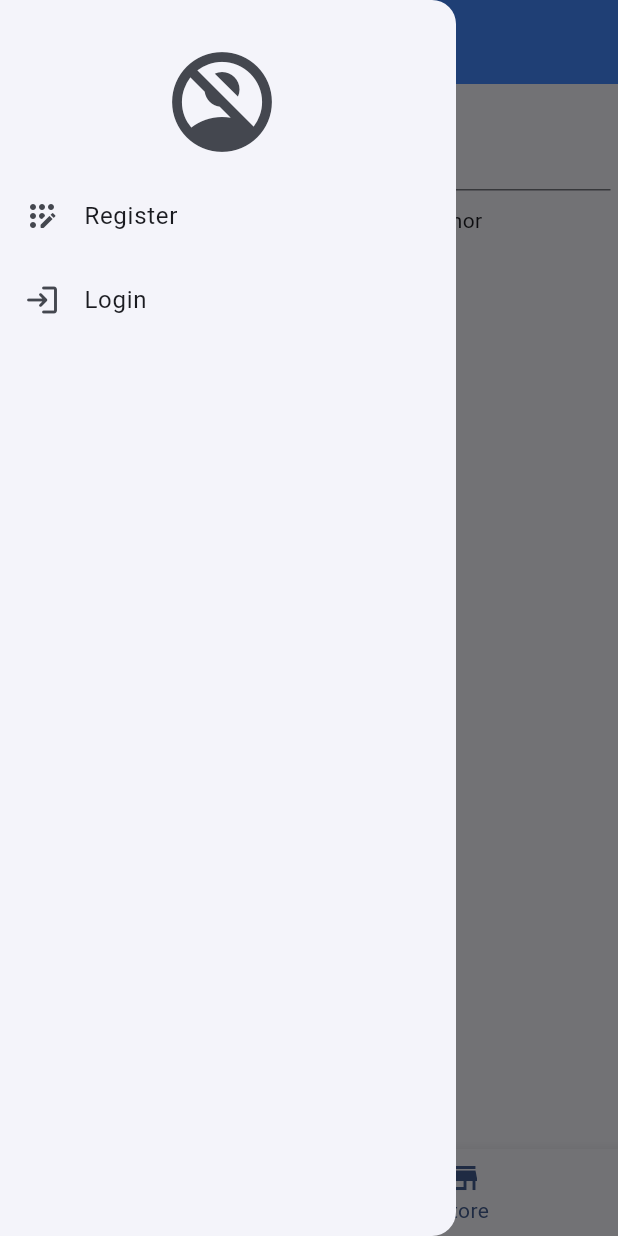
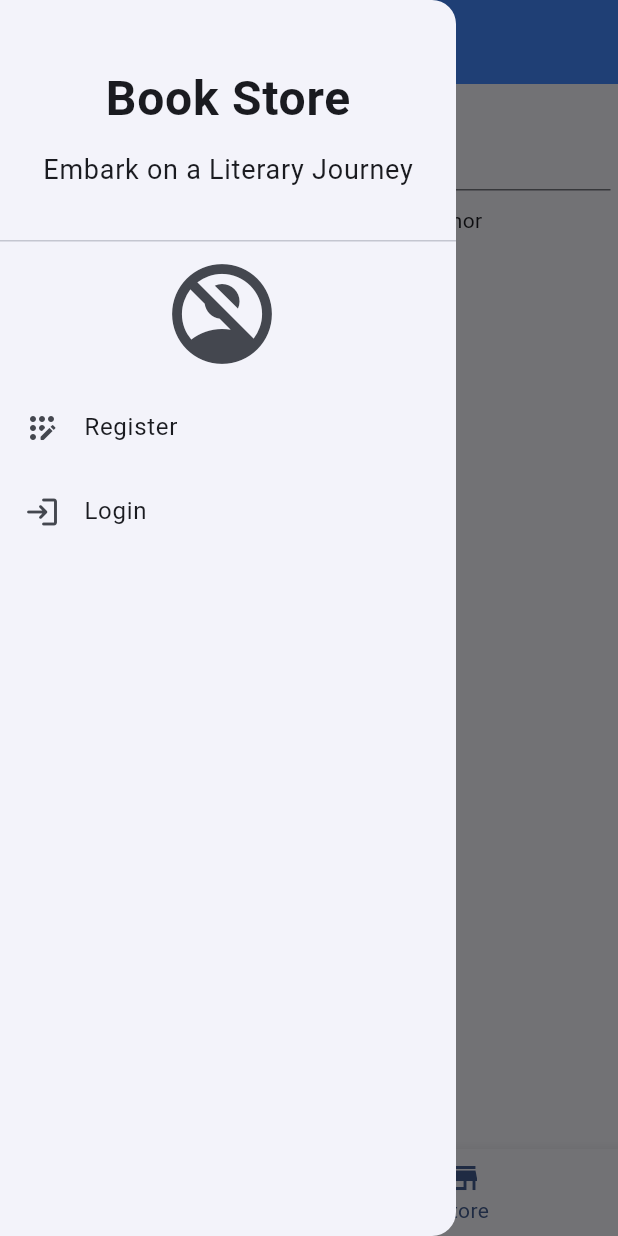
Before and after one commit to miljanv99/book_store_flutter, a Flutter app: the screen it shows after launch, item 2 of the bottom bar chosen, with the side drawer open, on a phone screen of 412 x 824 dp. Run offline on Flutter 3.47's test engine with Material 2 defaults, Android fonts, the phone set to English and light mode, and no system bars; our stand-ins replace flutter_rating_bar; network calls fail; Roboto replaces fonts that are missing (OpenSans, Pacifico).

Commit message:
modify drawer

```diff
--- a/client/lib/main.dart
+++ b/client/lib/main.dart
@@ -4,7 +4,7 @@ import 'package:book_store_flutter/screens/home.dart';
 import 'package:book_store_flutter/screens/purchaseHistory.dart';
 import 'package:book_store_flutter/screens/store.dart';
 import 'package:book_store_flutter/widgets/cart/cart.widget.dart';
-import 'package:book_store_flutter/widgets/drawer.widget.dart';
+import 'package:book_store_flutter/widgets/drawer/drawer.widget.dart';
 import 'package:flutter/material.dart';
 import 'package:provider/provider.dart';
 
--- a/client/lib/widgets/drawer.widget.dart
+++ /dev/null
@@ -1,151 +0,0 @@
-import 'dart:async';
-import 'package:book_store_flutter/models/user.model.dart';
-import 'package:book_store_flutter/screens/cart.dart';
-import 'package:book_store_flutter/screens/login.dart';
-import 'package:book_store_flutter/screens/profile.dart';
-import 'package:book_store_flutter/screens/register.dart';
-import 'package:book_store_flutter/widgets/cart/cartBadgeCounter.widget.dart';
-import 'package:book_store_flutter/widgets/snackBar.widget.dart';
-import 'package:flutter/material.dart';
-import 'package:provider/provider.dart';
-import '../providers/authentication.provider.dart';
-import '../providers/screenProvider.dart';
-
-class DrawerWidget extends StatefulWidget {
-  final AuthorizationProvider authorizationProvider;
-  const DrawerWidget({Key? key, required this.authorizationProvider})
-      : super(key: key);
-
-  @override
-  _DrawerWidgetState createState() => _DrawerWidgetState();
-}
-
-class _DrawerWidgetState extends State<DrawerWidget> {
-  Future<User>? userProfile;
-
-  @override
-  Widget build(BuildContext context) {
-    final screenProvider = Provider.of<ScreenProvider>(context, listen: false);
-
-    return Drawer(
-        surfaceTintColor: Colors.white,
-        child: Container(
-          padding: const EdgeInsets.only(top: 20),
-          child: ListView(children: [
-            Consumer2<AuthorizationProvider, BookDetailsScreensProvider>(
-              builder: (context, authNotifier, bookDetailsProvider, child) {
-                if (authNotifier.authenticated) {
-                  String username = authNotifier.username;
-                  userProfile = authNotifier.updateProfile(username);
-                  return FutureBuilder<User>(
-                    future: userProfile,
-                    builder: (context, AsyncSnapshot<User> snapshot) {
-                      if (snapshot.connectionState == ConnectionState.waiting) {
-                        return const LinearProgressIndicator();
-                      } else if (snapshot.hasError) {
-                        return Text('Error: ${snapshot.error}');
-                      } else {
-                        User user = snapshot.data!;
-                        print('FAVORITE BOOKS: ${user.favoriteBooks}');
-                        return UserAccountsDrawerHeader(
-                          accountName: Text('${user.username}'),
-                          accountEmail: Text('${user.email}'),
-                          currentAccountPicture: CircleAvatar(
-                              backgroundImage: NetworkImage('${user.avatar}')),
-                          onDetailsPressed: () async {
-                            await Navigator.push(
-                                context,
-                                MaterialPageRoute(
-                                  builder: (context) => Profile(
-                                    userProfileData: user,
-                                    authNotifier: authNotifier,
-                                    bookDetailsScreensProvider:
-                                        bookDetailsProvider,
-                                  ),
-                                ));
-
-                            setState(() {
-                              authNotifier.updateProfile(username);
-                            });
-                          },
-                        );
-                      }
-                    },
-                  );
-                } else {
-                  return const ListTile(
-                      title: Icon(Icons.no_accounts, size: 80));
-                }
-              },
-            ),
-            Consumer<AuthorizationProvider>(
-              builder: (context, authNotifier, child) {
-                if (!authNotifier.authenticated) {
-                  return Column(
-                    children: [
-                      ListTile(
-                        leading: const Icon(Icons.app_registration_rounded),
-                        title: const Text('Register'),
-                        onTap: () {
-                          // Handle navigation to Settings screen
-                          Navigator.push(
-                              context,
-                              MaterialPageRoute(
-                                builder: (context) =>
-                                    Register(authNotifier: authNotifier),
-                              ));
-                        },
-                      ),
-                      ListTile(
-                        leading: const Icon(Icons.login_rounded),
-                        title: const Text('Login'),
-                        onTap: () {
-                          Navigator.push(
-                            context,
-                            MaterialPageRoute(
-                              builder: (context) =>
-                                  Login(authNotifier: authNotifier),
-                            ),
-                          );
-                        },
-                      )
-                    ],
-                  );
-                } else {
-                  return Column(
-                    children: [
-                      ListTile(
-                        leading: const Icon(Icons.shopping_basket),
-                        title: const Text('Cart'),
-                        trailing: CartBadgeCounterWidget(authorizationProvider: widget.authorizationProvider),
-                        onTap: () {
-                          // Handle navigation to Cart screen
-                          Navigator.push(
-                              context,
-                              MaterialPageRoute(
-                                builder: (context) => CartScreen(
-                                    authorizationProvider:
-                                        widget.authorizationProvider),
-                              ));
-                        },
-                      ),
-                      ListTile(
-                        leading: const Icon(Icons.login_rounded),
-                        title: const Text('Logout'),
-                        onTap: () {
-                          authNotifier.signOut();
-                          screenProvider.selectFirstScreen();
-                          Navigator.pop(context);
-                          SnackBarNotification.show(context,
-                              'You successfully logged out', Colors.green);
-                        },
-                      ),
-                    ],
-                  );
-                }
-              },
-            ),
-          ]),
-        ));
-  }
-}
--- /dev/null
+++ b/client/lib/widgets/drawer/drawer.widget.dart
@@ -0,0 +1,54 @@
+import 'dart:async';
+import 'package:book_store_flutter/models/user.model.dart';
+import 'package:book_store_flutter/widgets/drawer/drawerItems.widget.dart';
+import 'package:flutter/material.dart';
+import '../../providers/authentication.provider.dart';
+
+class DrawerWidget extends StatefulWidget {
+  final AuthorizationProvider authorizationProvider;
+  const DrawerWidget({Key? key, required this.authorizationProvider})
+      : super(key: key);
+
+  @override
+  _DrawerWidgetState createState() => _DrawerWidgetState();
+}
+
+class _DrawerWidgetState extends State<DrawerWidget> {
+  Future<User>? userProfile;
+
+  @override
+  Widget build(BuildContext context) {
+    return Drawer(
+      child: ListView(children: [
+        const DrawerHeader(
+          margin: null,
+          child: Column(
+            crossAxisAlignment: CrossAxisAlignment.center,
+            mainAxisAlignment: MainAxisAlignment.center,
+            children: [
+              Text(
+                'Book Store', // Updated title
+                style: TextStyle(
+                  fontSize: 32, // Increased font size
+                  fontWeight: FontWeight.bold,
+                  fontFamily: 'Pacifico', // Changed font to Pacifico
+                ),
+              ),
+              SizedBox(height: 10),
+              Text(
+                'Embark on a Literary Journey', // Updated subtitle
+                style: TextStyle(
+                  fontSize: 18, // Increased font size
+                  fontFamily: 'OpenSans', // Changed font to OpenSans
+                ),
+              ),
+            ],
+          ),
+        ),
+        DrawerItemsWidget(
+            authorizationProvider: widget.authorizationProvider,
+            userProfile: userProfile)
+      ]),
+    );
+  }
+}
--- /dev/null
+++ b/client/lib/widgets/drawer/drawerItems.widget.dart
@@ -0,0 +1,142 @@
+import 'package:book_store_flutter/models/user.model.dart';
+import 'package:book_store_flutter/widgets/snackBar.widget.dart';
+import 'package:flutter/material.dart';
+import 'package:provider/provider.dart';
+import '../../providers/authentication.provider.dart';
+import '../../providers/screenProvider.dart';
+import '../../screens/cart.dart';
+import '../../screens/login.dart';
+import '../../screens/profile.dart';
+import '../../screens/register.dart';
+import '../avatar.widget.dart';
+import '../cart/cartBadgeCounter.widget.dart';
+
+class DrawerItemsWidget extends StatefulWidget {
+  final AuthorizationProvider authorizationProvider;
+  Future<User>? userProfile;
+  DrawerItemsWidget(
+      {Key? key, required this.authorizationProvider, this.userProfile})
+      : super(key: key);
+
+  @override
+  _DrawerItemsWidgetState createState() => _DrawerItemsWidgetState();
+}
+
+class _DrawerItemsWidgetState extends State<DrawerItemsWidget> {
+  @override
+  Widget build(BuildContext context) {
+    final screenProvider = Provider.of<ScreenProvider>(context, listen: false);
+    return Consumer2<AuthorizationProvider, BookDetailsScreensProvider>(
+      builder: (context, authNotifier, bookDetailsProvider, child) {
+        if (authNotifier.authenticated) {
+          String username = authNotifier.username;
+          widget.userProfile =
+              widget.authorizationProvider.updateProfile(username);
+          return Column(
+            children: [
+              FutureBuilder<User>(
+                future: widget.userProfile,
+                builder: (context, AsyncSnapshot<User> snapshot) {
+                  if (snapshot.connectionState == ConnectionState.waiting) {
+                    return const LinearProgressIndicator();
+                  } else if (snapshot.hasError) {
+                    return Text('Error: ${snapshot.error}');
+                  } else {
+                    User user = snapshot.data!;
+                    print('FAVORITE BOOKS: ${user.favoriteBooks}');
+                    return UserAccountsDrawerHeader(
+                      margin: null,
+                      arrowColor: Colors.black,
+                      accountName: Text('${user.username}',
+                          style: const TextStyle(color: Colors.black)),
+                      accountEmail: Text('${user.email}',
+                          style: const TextStyle(color: Colors.black)),
+                      currentAccountPicture: AvatarWidget(userProfileData: user),
+                      decoration: const BoxDecoration(color: null),
+                      onDetailsPressed: () async {
+                        await Navigator.push(
+                          context,
+                          MaterialPageRoute(
+                            builder: (context) => Profile(
+                              userProfileData: user,
+                              authNotifier: authNotifier,
+                              bookDetailsScreensProvider: bookDetailsProvider,
+                            ),
+                          ),
+                        );
+
+                        setState(() {
+                          authNotifier.updateProfile(username);
+                        });
+                      },
+                    );
+                  }
+                },
+              ),
+              ListTile(
+                leading: const Icon(Icons.shopping_basket),
+                title: const Text('Cart'),
+                trailing: CartBadgeCounterWidget(
+                    authorizationProvider: widget.authorizationProvider),
+                onTap: () {
+                  // Handle navigation to Cart screen
+                  Navigator.push(
+                    context,
+                    MaterialPageRoute(
+                      builder: (context) => CartScreen(
+                        authorizationProvider: widget.authorizationProvider,
+                      ),
+                    ),
+                  );
+                },
+              ),
+              ListTile(
+                leading: const Icon(Icons.logout),
+                title: const Text('Logout'),
+                onTap: () {
+                  authNotifier.signOut();
+                  screenProvider.selectFirstScreen();
+                  Navigator.pop(context);
+                  SnackBarNotification.show(
+                      context, 'You successfully logged out', Colors.green);
+                },
+              ),
+            ],
+          );
+        } else {
+          return Column(
+            children: [
+              const ListTile(title: Icon(Icons.no_accounts, size: 80)),
+              ListTile(
+                leading: const Icon(Icons.app_registration_rounded),
+                title: const Text('Register'),
+                onTap: () {
+                  // Handle navigation to Settings screen
+                  Navigator.push(
+                    context,
+                    MaterialPageRoute(
+                      builder: (context) =>
+                          Register(authNotifier: authNotifier),
+                    ),
+                  );
+                },
+              ),
+              ListTile(
+                leading: const Icon(Icons.login_rounded),
+                title: const Text('Login'),
+                onTap: () {
+                  Navigator.push(
+                    context,
+                    MaterialPageRoute(
+                      builder: (context) => Login(authNotifier: authNotifier),
+                    ),
+                  );
+                },
+              ),
+            ],
+          );
+        }
+      },
+    );
+  }
+}
```
Also changed, not shown: client/lib/widgets/avatar.widget.dart (+9 -9 lines).
